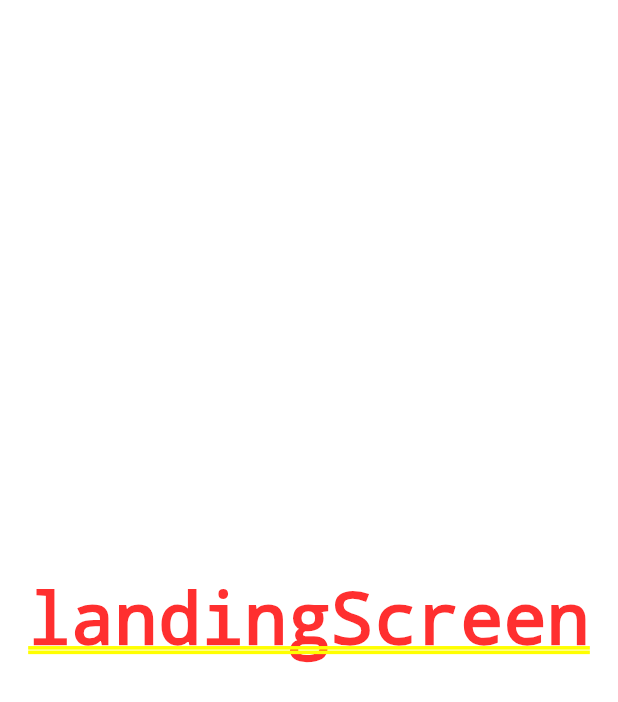
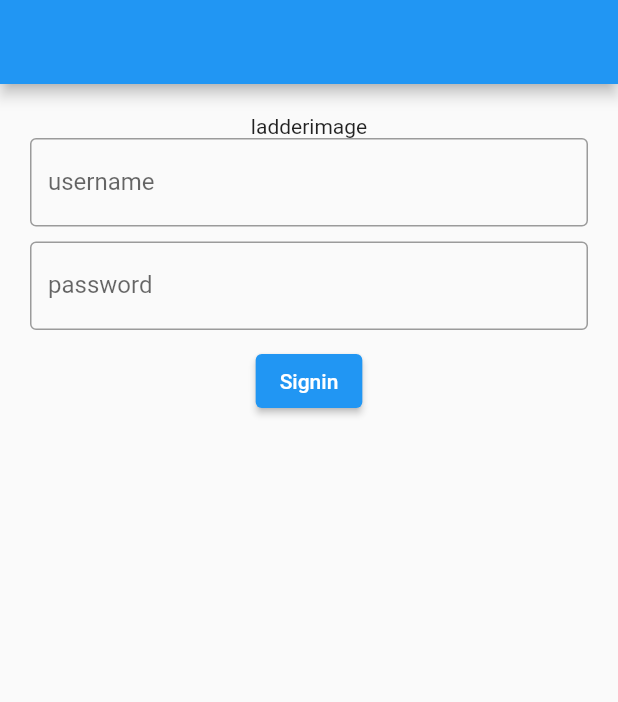
Before and after one commit to youngniimu/tennis_ladder_client, a Flutter app: the screen it shows after launch, on a phone screen of 412 x 824 dp. Shown: the top 702 px of the screen. Run offline on Flutter 3.47's test engine with Material 2 defaults, Android fonts, the phone set to English and light mode, and no system bars; our stand-ins replace dropdown_search.

Commit message:
screens and models for adding posting new result

```diff
--- a/lib/src/app.dart
+++ b/lib/src/app.dart
@@ -1,10 +1,18 @@
 import 'package:flutter/material.dart';
+import 'package:tennis_ladder/src/screens/add_result.dart';
 import 'package:tennis_ladder/src/screens/landing_screen.dart';
+import 'package:tennis_ladder/src/screens/player_screen.dart';
 
 class App extends StatelessWidget {
   Widget build(BuildContext context) {
     return MaterialApp(
-      home: LandingScreen(),
+      debugShowCheckedModeBanner: false,
+      initialRoute: '/',
+      routes: {
+        '/': (context) => LandingScreen(),
+        '/player_screen': (context) => PlayerScreen(),
+        '/add_result': (context) => AddResult(),
+      },
     );
   }
 }
--- a/lib/src/screens/landing_screen.dart
+++ b/lib/src/screens/landing_screen.dart
@@ -8,10 +8,62 @@ class LandingScreen extends StatefulWidget {
 }
 
 class LandingScreenState extends State<LandingScreen> {
+  final formKey = GlobalKey<FormState>();
+
+  @override
   Widget build(context) {
-    return Container(
-      alignment: Alignment.center,
-      child: Text('landingScreen'),
+    return Scaffold(
+      appBar: AppBar(
+        automaticallyImplyLeading: false,
+      ),
+      body: Container(
+        padding: EdgeInsets.all(20),
+        child: Column(
+          children: [
+            Text('ladderimage'),
+            Form(
+              child: Column(
+                children: [
+                  usernameField(),
+                  const SizedBox(height: 10),
+                  passwordField(),
+                  const SizedBox(height: 10),
+                  submitButton(),
+                ],
+              ),
+            )
+          ],
+        ),
+      ),
+    );
+  }
+
+  Widget usernameField() {
+    return TextFormField(
+      decoration: InputDecoration(
+        labelText: 'username',
+        hintText: 'username',
+        border: OutlineInputBorder(),
+      ),
+    );
+  }
+
+  Widget passwordField() {
+    return TextFormField(
+      obscureText: true,
+      decoration: InputDecoration(
+        labelText: 'password',
+        border: OutlineInputBorder(),
+      ),
+    );
+  }
+
+  Widget submitButton() {
+    return ElevatedButton(
+      child: const Text('Signin'),
+      onPressed: () {
+        Navigator.pushNamed(context, '/player_screen');
+      },
     );
   }
 }
--- a/pubspec.yaml
+++ b/pubspec.yaml
@@ -27,6 +27,7 @@ environment:
 # the latest version available on pub.dev. To see which dependencies have newer
 # versions available, run `flutter pub outdated`.
 dependencies:
+  dropdown_search: ^2.0.1
   flutter:
     sdk: flutter
 
```
Also changed, not shown: lib/src/models/game.dart (added, +20 -0 lines), lib/src/models/player.dart (added, +15 -0 lines), lib/src/screens/add_result.dart (added, +28 -0 lines), lib/src/screens/player_screen.dart (added, +71 -0 lines), pubspec.lock.
